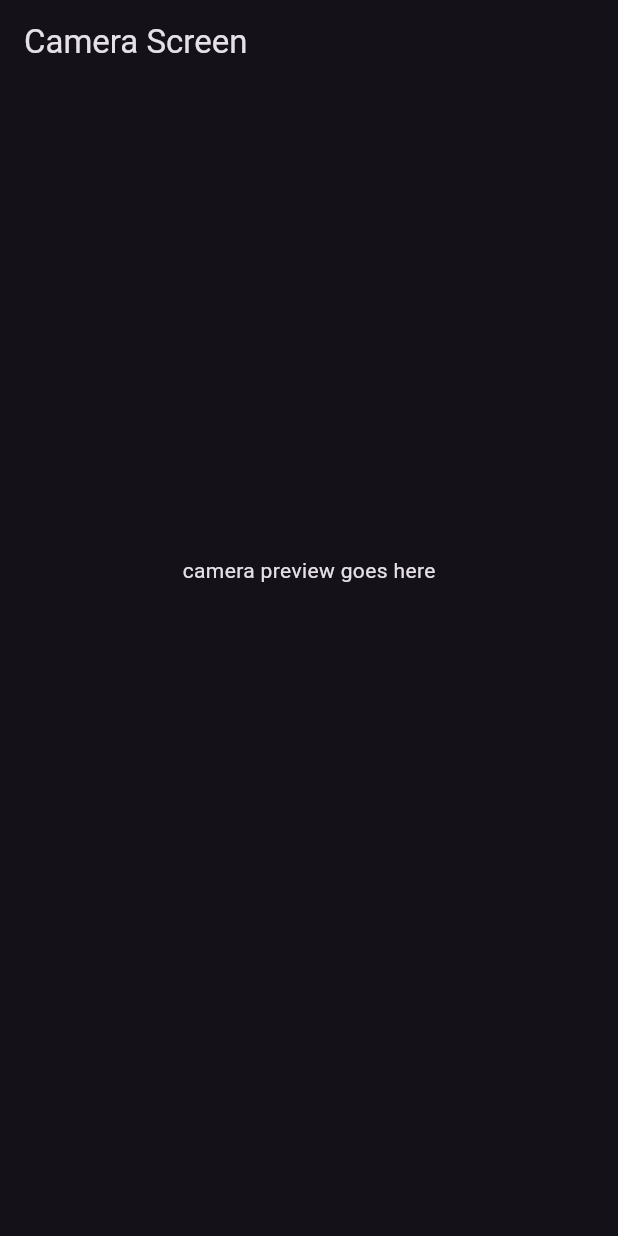
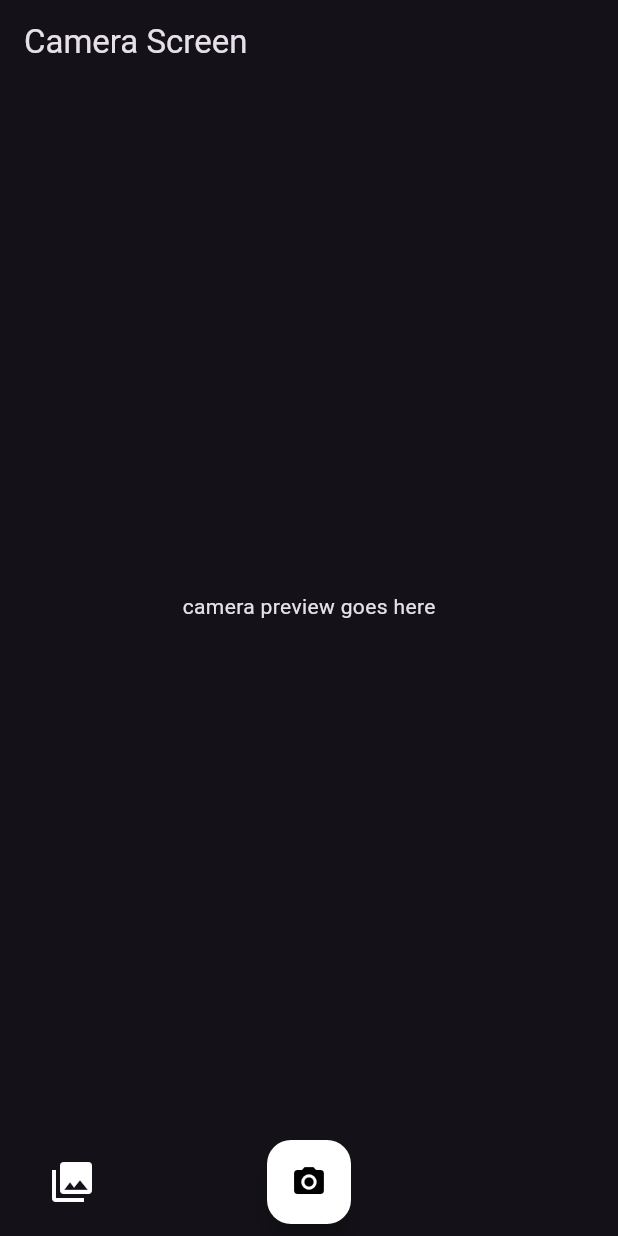
Before and after one commit to lukespeer/textscanner, a Flutter app: the screen it shows after launch, on a phone screen of 412 x 824 dp. Run offline on Flutter 3.47's test engine with Material 3 defaults, Android fonts, the phone set to English and light mode, and no system bars; our stand-ins replace camera; missing offline and left inert: google_mlkit_text_recognition.

Commit message:
add photo library and capture buttons to camera screen

```diff
--- a/lib/screens/camera_screen.dart
+++ b/lib/screens/camera_screen.dart
@@ -14,6 +14,15 @@ class CameraScreen extends StatefulWidget {
 }
 
 class _CameraScreenState extends State<CameraScreen> {
+  void _onCapture() {
+    // will actually take a photo
+    print('capture tapped');
+  }
+
+  void _onOpenLibrary() {
+    // will open the history screen
+    print('library tapped');
+  }
   @override
   Widget build(BuildContext context) {
     return Scaffold(
@@ -31,7 +40,28 @@ class _CameraScreenState extends State<CameraScreen> {
             ),
           ),
           // buttons go here
-          SizedBox(height: 120),
+          SafeArea(
+            child: Padding(
+              padding: const EdgeInsets.symmetric(horizontal: 24, vertical: 8),
+              child: Row(
+                mainAxisAlignment: MainAxisAlignment.spaceBetween,
+                children: [
+                  IconButton(
+                    onPressed: _onOpenLibrary,
+                    icon: const Icon(Icons.photo_library, color: Colors.white),
+                    iconSize: 32,
+                  ),
+                  FloatingActionButton(
+                    onPressed: _onCapture,
+                    backgroundColor: Colors.white,
+                    child: const Icon(Icons.camera_alt, color: Colors.black),
+                  ),
+                  const SizedBox(width: 48),
+
+                ],
+              ),
+            ),
+          ),
         ],
       ),
     );
```
